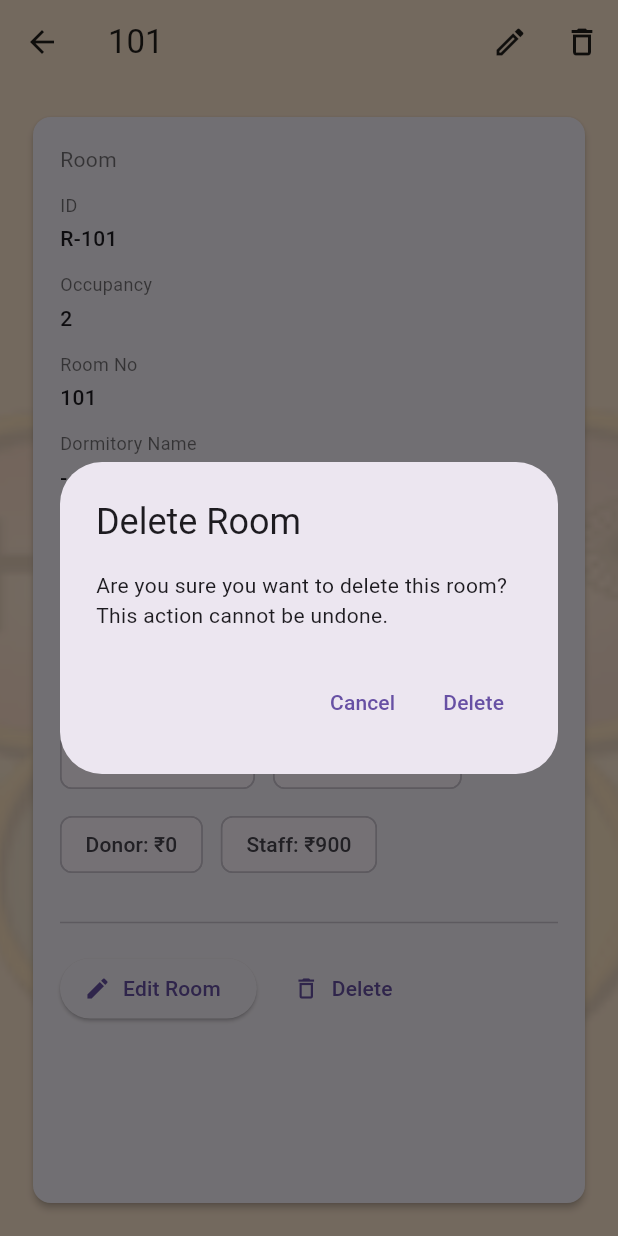
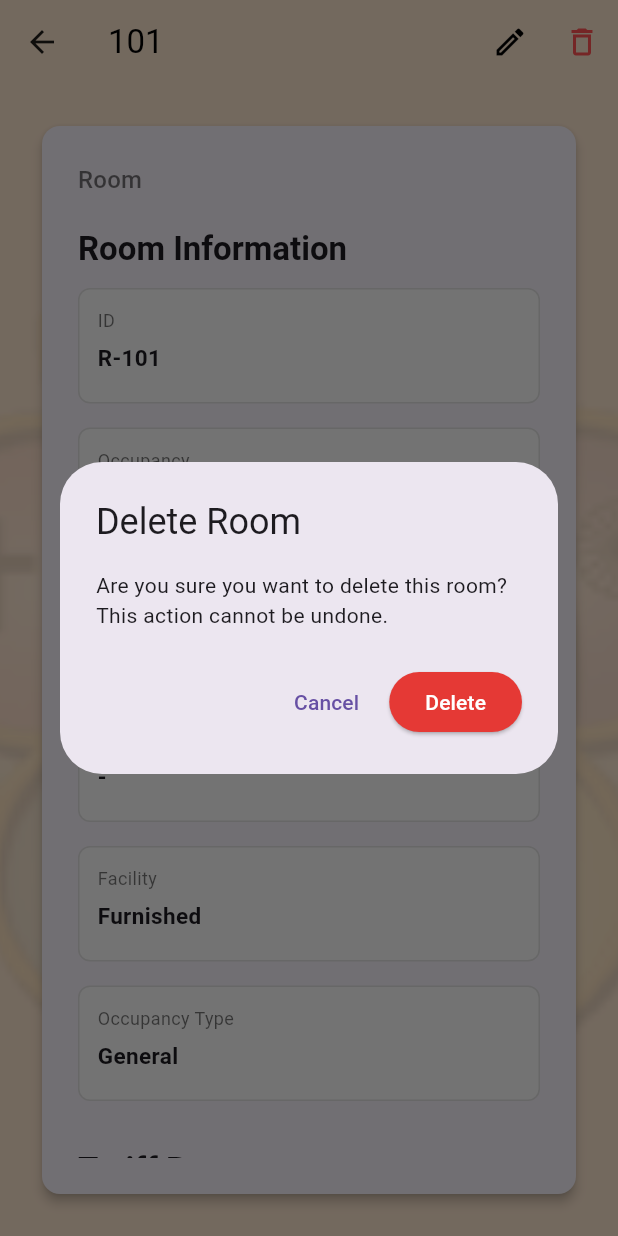
Before and after one commit to dhananjayhareesh/accomodation, a Flutter app: the RoomDetailsPage screen opened directly with sample values from the repository, after a tap on the "delete outline" icon, on a phone screen of 412 x 824 dp. Run offline on Flutter 3.47's test engine with Material 3 defaults, Android fonts, the phone set to English and light mode, and no system bars; our stand-ins replace fl_chart, get.

Commit message:
room module ui done

```diff
--- a/lib/features/side_panel/super_admin/view/room_details.dart
+++ b/lib/features/side_panel/super_admin/view/room_details.dart
@@ -1,4 +1,4 @@
-// ---------- ROOM DETAILS PAGE ----------
+// ---------- ROOM DETAILS PAGE (Responsive & Professional) ----------
 import 'package:accomodation_admin/features/side_panel/super_admin/view/edit_room.dart';
 import 'package:accomodation_admin/features/side_panel/super_admin/view/room_list.dart';
 import 'package:accomodation_admin/widgets/custom_scafold.dart';
@@ -27,7 +27,6 @@ class RoomDetailsPage extends StatelessWidget {
       );
 
       if (edited != null) {
-        // send back to parent
         onSave?.call(edited);
         Navigator.of(context).pop(edited);
       }
@@ -44,7 +43,11 @@ class RoomDetailsPage extends StatelessWidget {
             TextButton(
                 onPressed: () => Navigator.pop(context, false),
                 child: const Text('Cancel')),
-            TextButton(
+            ElevatedButton(
+                style: ElevatedButton.styleFrom(
+                  backgroundColor: Colors.red.shade600,
+                  foregroundColor: Colors.white,
+                ),
                 onPressed: () => Navigator.pop(context, true),
                 child: const Text('Delete')),
           ],
@@ -53,91 +56,139 @@ class RoomDetailsPage extends StatelessWidget {
 
       if (ok == true) {
         onDelete?.call();
-        Navigator.of(context).pop(); // close details
+        Navigator.of(context).pop();
       }
     }
 
     return CustomScaffold(
       appBar: AppBar(
-        title: Text(room.type == RoomType.DormWithoutBed
+        title: Text(
+          room.type == RoomType.DormWithoutBed
               ? (room.dormName ?? 'Dormitory')
-            : (room.roomNumber ?? room.id)),
+              : (room.roomNumber ?? room.id),
+          style: TextStyle(color: Colors.black),
+        ),
+        elevation: 0,
         backgroundColor: const Color(0xFFFBE4CD),
         foregroundColor: Colors.black87,
-        elevation: 0,
         actions: [
           IconButton(
             tooltip: 'Edit',
             onPressed: _openEdit,
-            icon: const Icon(Icons.edit_outlined),
+            icon: const Icon(
+              Icons.edit_outlined,
+              color: Colors.black,
+            ),
           ),
           IconButton(
             tooltip: 'Delete',
             onPressed: _confirmDelete,
-            icon: const Icon(Icons.delete_outline),
+            icon: const Icon(Icons.delete_outline, color: Colors.redAccent),
           ),
         ],
       ),
-      body: Padding(
-        padding: const EdgeInsets.all(18.0),
+      body: LayoutBuilder(
+        builder: (context, constraints) {
+          bool isWide = constraints.maxWidth > 800;
+
+          return Center(
+            child: ConstrainedBox(
+              constraints: const BoxConstraints(maxWidth: 1200),
+              child: Padding(
+                padding: const EdgeInsets.all(24.0),
                 child: Card(
-          elevation: 2,
-          shape:
-              RoundedRectangleBorder(borderRadius: BorderRadius.circular(12)),
+                  elevation: 3,
+                  shape: RoundedRectangleBorder(
+                      borderRadius: BorderRadius.circular(12)),
                   child: Padding(
-            padding: const EdgeInsets.all(18.0),
+                    padding: const EdgeInsets.all(24.0),
                     child: SingleChildScrollView(
                       child: Column(
                         crossAxisAlignment: CrossAxisAlignment.start,
                         children: [
+                          // Room Type Header
                           Text(
                             roomTypeToString(room.type),
-                    style: const TextStyle(fontSize: 14, color: Colors.black54),
+                            style: Theme.of(context)
+                                .textTheme
+                                .titleMedium
+                                ?.copyWith(color: Colors.black54),
                           ),
+                          const SizedBox(height: 20),
+
+                          // ------- Room Details -------
+                          Text("Room Information",
+                              style: Theme.of(context)
+                                  .textTheme
+                                  .titleLarge
+                                  ?.copyWith(fontWeight: FontWeight.bold)),
                           const SizedBox(height: 12),
-                  Wrap(
-                    spacing: 12,
-                    runSpacing: 12,
+
+                          GridView.count(
+                            shrinkWrap: true,
+                            physics: const NeverScrollableScrollPhysics(),
+                            crossAxisCount: isWide ? 3 : 1,
+                            crossAxisSpacing: 16,
+                            mainAxisSpacing: 16,
+                            childAspectRatio: isWide ? 3.5 : 4,
                             children: [
                               _detailTile('ID', room.id),
                               _detailTile('Occupancy', '${room.noOfPeople}'),
                               _detailTile('Room No', room.roomNumber ?? '-'),
-                      _detailTile('Dormitory Name', room.dormName ?? '-'),
+                              _detailTile(
+                                  'Dormitory Name', room.dormName ?? '-'),
                               _detailTile('Facility', room.roomFacility ?? '-'),
-                      _detailTile('Occupancy Type', room.occupancyType ?? '-'),
+                              _detailTile(
+                                  'Occupancy Type', room.occupancyType ?? '-'),
                             ],
                           ),
-                  const SizedBox(height: 18),
-                  const Text('Tariff Rates',
-                      style:
-                          TextStyle(fontSize: 16, fontWeight: FontWeight.w600)),
-                  const SizedBox(height: 8),
-                  Wrap(
-                    spacing: 12,
-                    runSpacing: 8,
+
+                          const SizedBox(height: 32),
+
+                          // ------- Tariff Section -------
+                          Text("Tariff Rates",
+                              style: Theme.of(context)
+                                  .textTheme
+                                  .titleLarge
+                                  ?.copyWith(fontWeight: FontWeight.bold)),
+                          const SizedBox(height: 12),
+
+                          Table(
+                            border: TableBorder.all(
+                                color: Colors.grey.shade300, width: 1),
+                            columnWidths: const {
+                              0: FlexColumnWidth(2),
+                              1: FlexColumnWidth(3),
+                            },
                             children: [
-                      _tariffChip('General', room.tariff.general),
-                      _tariffChip('Allotee', room.tariff.allotee),
-                      _tariffChip('Donor', room.tariff.donor),
-                      _tariffChip('Staff', room.tariff.staff),
+                              _tariffRow('General', room.tariff.general),
+                              _tariffRow('Allotee', room.tariff.allotee),
+                              _tariffRow('Donor', room.tariff.donor),
+                              _tariffRow('Staff', room.tariff.staff),
                             ],
                           ),
+
+                          const SizedBox(height: 40),
+                          const Divider(),
                           const SizedBox(height: 20),
-                  const Divider(),
-                  const SizedBox(height: 12),
+
+                          // ------- Action Buttons -------
                           Row(
+                            mainAxisAlignment: MainAxisAlignment.end,
                             children: [
+                              OutlinedButton.icon(
+                                onPressed: _confirmDelete,
+                                icon: const Icon(Icons.delete_outline,
+                                    color: Colors.redAccent),
+                                label: const Text("Delete",
+                                    style: TextStyle(color: Colors.redAccent)),
+                              ),
+                              const SizedBox(width: 16),
                               ElevatedButton.icon(
                                 onPressed: _openEdit,
                                 icon: const Icon(Icons.edit),
-                        label: const Text('Edit Room'),
+                                label: const Text("Edit Room"),
                               ),
-                      const SizedBox(width: 12),
-                      TextButton.icon(
-                        onPressed: _confirmDelete,
-                        icon: const Icon(Icons.delete_outline),
-                        label: const Text('Delete'),
-                      )
                             ],
                           )
                         ],
@@ -146,30 +197,53 @@ class RoomDetailsPage extends StatelessWidget {
                   ),
                 ),
               ),
+            ),
+          );
+        },
+      ),
     );
   }
 
   Widget _detailTile(String title, String value) {
-    return SizedBox(
-      width: 220,
+    return Container(
+      padding: const EdgeInsets.all(12),
+      decoration: BoxDecoration(
+        color: Colors.grey.shade50,
+        borderRadius: BorderRadius.circular(8),
+        border: Border.all(color: Colors.grey.shade300),
+      ),
       child: Column(
         crossAxisAlignment: CrossAxisAlignment.start,
         children: [
           Text(title,
               style: const TextStyle(color: Colors.black54, fontSize: 12)),
-          const SizedBox(height: 4),
+          const SizedBox(height: 6),
           Text(value,
               style:
-                  const TextStyle(fontSize: 14, fontWeight: FontWeight.w500)),
+                  const TextStyle(fontSize: 15, fontWeight: FontWeight.w600)),
         ],
       ),
     );
   }
 
-  Widget _tariffChip(String label, double? value) {
-    return Chip(
-      label: Text(
-          '$label: ${value == null ? "-" : "₹${value.toStringAsFixed(0)}"}'),
+  TableRow _tariffRow(String label, double? value) {
+    return TableRow(
+      decoration: BoxDecoration(
+        color: Colors.grey.shade50,
+      ),
+      children: [
+        Padding(
+          padding: const EdgeInsets.all(12.0),
+          child: Text(label,
+              style: const TextStyle(
+                  fontWeight: FontWeight.w600, color: Colors.black87)),
+        ),
+        Padding(
+          padding: const EdgeInsets.all(12.0),
+          child: Text(value == null ? "-" : "₹${value.toStringAsFixed(0)}",
+              style: const TextStyle(fontSize: 15)),
+        ),
+      ],
     );
   }
 }
```
Lines whose indentation alone changed are shown as unchanged.
